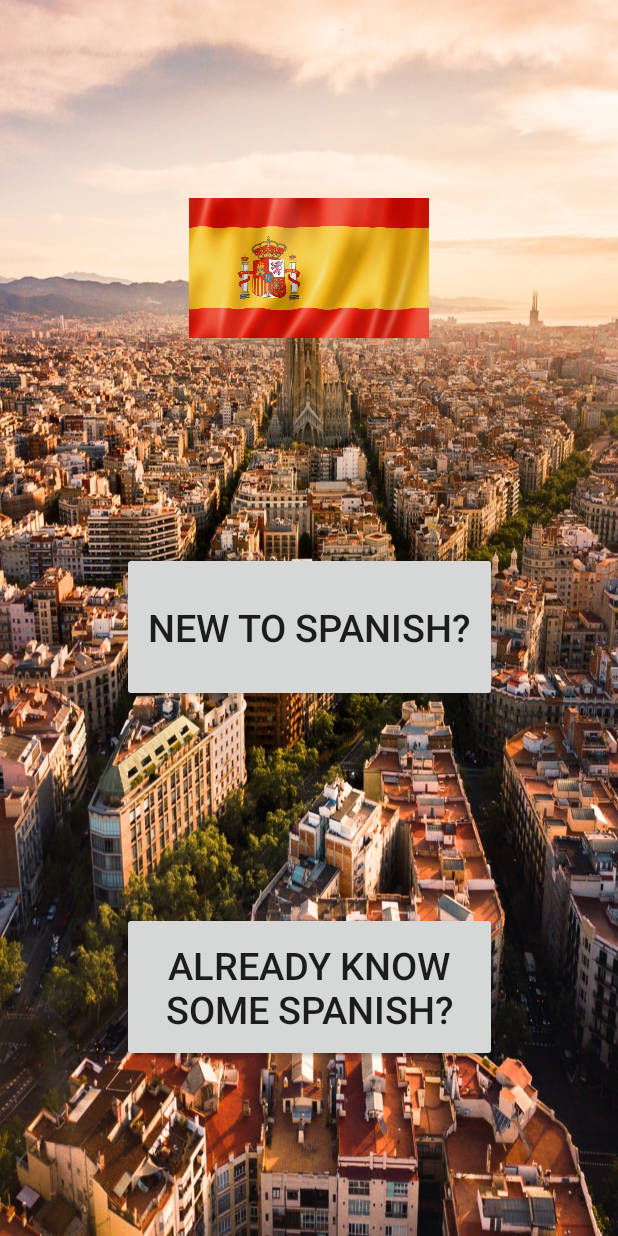
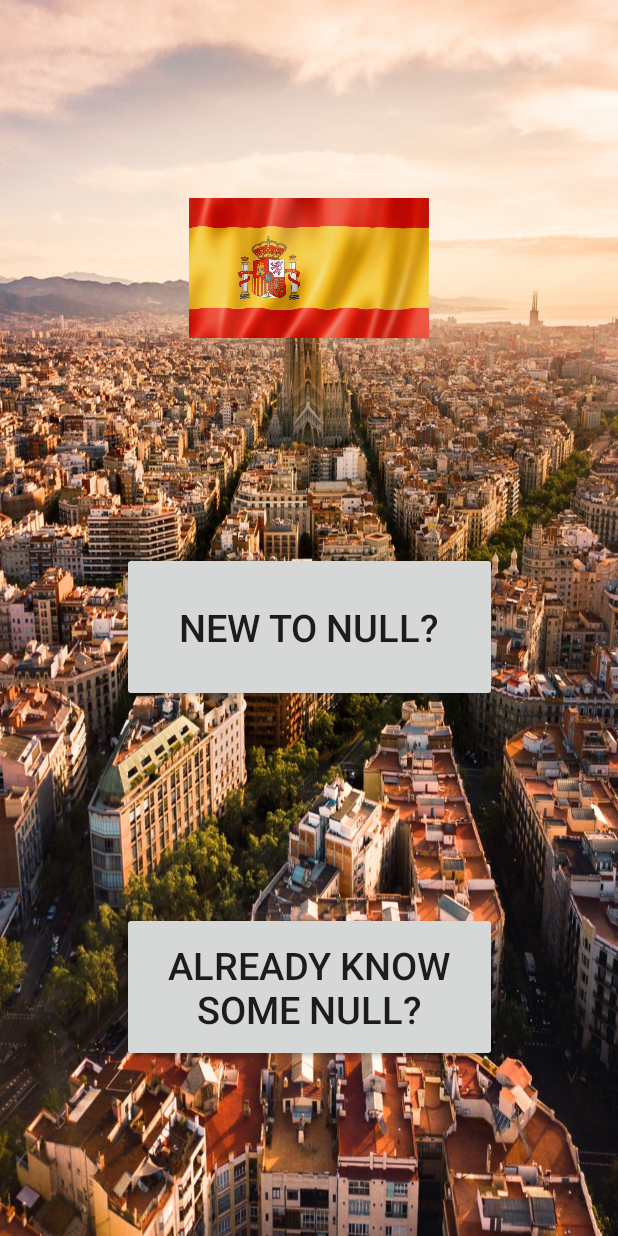
Before and after one commit to santiagolara2/poly12, an Android app: the Main2Activity screen opened directly, with no data from a screen before it, on a phone screen of 412 x 824 dp. Run offline under Robolectric (Android 15) with nearby library versions, the phone set to English and light mode, and no system bars.

Commit message:
added a new page and made titles dynamic

```diff
--- a/app/build.gradle
+++ b/app/build.gradle
@@ -22,6 +22,7 @@ dependencies {
     implementation fileTree(dir: 'libs', include: ['*.jar'])
     implementation 'com.android.support:appcompat-v7:28.0.0'
     implementation 'com.android.support.constraint:constraint-layout:1.1.3'
+    implementation 'com.android.support:design:28.0.0'
     testImplementation 'junit:junit:4.12'
     androidTestImplementation 'com.android.support.test:runner:1.0.2'
     androidTestImplementation 'com.android.support.test.espresso:espresso-core:3.0.2'
--- a/app/src/main/AndroidManifest.xml
+++ b/app/src/main/AndroidManifest.xml
@@ -9,6 +9,10 @@
         android:roundIcon="@mipmap/ic_launcher_round"
         android:supportsRtl="true"
         android:theme="@style/AppTheme">
+        <activity
+            android:name=".LanguageIntroActivity"
+            android:label="@string/title_activity_language_intro"
+            android:theme="@style/AppTheme.NoActionBar"></activity>
         <activity android:name=".MainActivity">
             <intent-filter>
                 <action android:name="android.intent.action.MAIN" />
@@ -17,7 +21,7 @@
             </intent-filter>
         </activity>
         <activity android:name=".Main2Activity" />
-        <activity android:name=".Main3Activity"></activity>
+        <activity android:name=".Main3Activity" />
     </application>
 
 </manifest>
--- a/app/src/main/java/com/example/santiagolara/poly12/Main2Activity.java
+++ b/app/src/main/java/com/example/santiagolara/poly12/Main2Activity.java
@@ -7,15 +7,31 @@ import android.view.View;
 import android.widget.Button;
 
 public class Main2Activity extends AppCompatActivity {
-    private Button button;
-
+    public static final String LANGUAGE_NAME = "com.example.santiagolara.poly12";
     @Override
     protected void onCreate(Bundle savedInstanceState) {
         super.onCreate(savedInstanceState);
         setContentView(R.layout.activity_main2);
 
-        button = (Button) findViewById(R.id.button2);
-        button.setOnClickListener(new View.OnClickListener() {
+        Intent intent = getIntent();
+        final String language = intent.getStringExtra(MainActivity.LANGUAGE_NAME);
+
+        Button newLanguage = (Button) findViewById(R.id.newLanguage);
+        newLanguage.setText("New to " + language +"?");
+
+        newLanguage.setOnClickListener(new View.OnClickListener() {
+            @Override
+            public void onClick(View view) {
+                Intent intent = new Intent(Main2Activity.this, LanguageIntroActivity.class);
+                intent.putExtra(LANGUAGE_NAME, language);
+                startActivity(intent);
+            }
+        });
+
+        Button knowLanguage = (Button) findViewById(R.id.knowLanguage);
+        knowLanguage.setText("Already know some " + language + "?");
+
+        knowLanguage.setOnClickListener(new View.OnClickListener() {
             @Override
             public void onClick(View v) {
                 openMain3Activity();
--- a/app/src/main/java/com/example/santiagolara/poly12/MainActivity.java
+++ b/app/src/main/java/com/example/santiagolara/poly12/MainActivity.java
@@ -12,13 +12,14 @@ import android.widget.Spinner;
 
 public class MainActivity extends AppCompatActivity {
     int currentItem = 0;
+    public static final String LANGUAGE_NAME = "com.example.santiagolara.poly12";
 
     @Override
     protected void onCreate(Bundle savedInstanceState) {
         super.onCreate(savedInstanceState);
         setContentView(R.layout.activity_main);
 
-        Spinner mySpinner = (Spinner) findViewById(R.id.spinner1);
+        final Spinner mySpinner = (Spinner) findViewById(R.id.spinner1);
 
         ArrayAdapter<String> myAdapter = new ArrayAdapter<String>(MainActivity.this,
             android.R.layout.simple_list_item_1, getResources().getStringArray(R.array.Languages));
@@ -32,7 +33,9 @@ public class MainActivity extends AppCompatActivity {
                 if(currentItem==position) {
                     return; //do nothing
                 }else{
+                    String language = mySpinner.getSelectedItem().toString();
                     Intent intent =  new Intent(MainActivity.this,Main2Activity.class);
+                    intent.putExtra(LANGUAGE_NAME, language);
                     startActivity(intent);
                 }
             }
--- a/app/src/main/res/layout/activity_main2.xml
+++ b/app/src/main/res/layout/activity_main2.xml
@@ -12,35 +12,33 @@
         android:layout_width="wrap_content"
         android:layout_height="93dp"
         android:layout_marginBottom="2dp"
-        app:layout_constraintBottom_toTopOf="@+id/button"
+        app:layout_constraintBottom_toTopOf="@+id/newLanguage"
         app:layout_constraintEnd_toEndOf="parent"
         app:layout_constraintStart_toStartOf="parent"
         app:layout_constraintTop_toTopOf="parent"
         app:srcCompat="@drawable/spanishflag" />
 
     <Button
-        android:id="@+id/button"
+        android:id="@+id/newLanguage"
         android:layout_width="250dp"
         android:layout_height="100dp"
         android:layout_marginStart="8dp"
         android:layout_marginTop="8dp"
         android:layout_marginEnd="8dp"
         android:layout_marginBottom="8dp"
-        android:text="New to Spanish?"
         android:textSize="25sp"
-        app:layout_constraintBottom_toTopOf="@+id/button2"
+        app:layout_constraintBottom_toTopOf="@+id/knowLanguage"
         app:layout_constraintEnd_toEndOf="parent"
         app:layout_constraintStart_toStartOf="parent"
         app:layout_constraintTop_toBottomOf="@+id/imageView2" />
 
     <Button
-        android:id="@+id/button2"
+        android:id="@+id/knowLanguage"
         android:layout_width="250dp"
         android:layout_height="100dp"
         android:layout_marginStart="8dp"
         android:layout_marginEnd="8dp"
         android:layout_marginBottom="116dp"
-        android:text="Already Know Some Spanish?"
         android:textSize="25sp"
         app:layout_constraintBottom_toBottomOf="parent"
         app:layout_constraintEnd_toEndOf="parent"
--- /dev/null
+++ b/app/src/main/res/values/dimens.xml
@@ -0,0 +1,3 @@
+<resources>
+    <dimen name="fab_margin">16dp</dimen>
+</resources>
--- a/app/src/main/res/values/strings.xml
+++ b/app/src/main/res/values/strings.xml
@@ -9,5 +9,6 @@
         <item> عربى (Arabic)</item>
         <item>Português (Portuguese)</item>
     </string-array>
+    <string name="title_activity_language_intro">LanguageIntroActivity</string>
 
 </resources>
--- a/app/src/main/res/values/styles.xml
+++ b/app/src/main/res/values/styles.xml
@@ -8,4 +8,13 @@
         <item name="colorAccent">@color/colorAccent</item>
     </style>
 
+    <style name="AppTheme.NoActionBar">
+        <item name="windowActionBar">false</item>
+        <item name="windowNoTitle">true</item>
+    </style>
+
+    <style name="AppTheme.AppBarOverlay" parent="ThemeOverlay.AppCompat.Dark.ActionBar" />
+
+    <style name="AppTheme.PopupOverlay" parent="ThemeOverlay.AppCompat.Light" />
+
 </resources>
--- a/build.gradle
+++ b/build.gradle
@@ -7,7 +7,7 @@ buildscript {
         jcenter()
     }
     dependencies {
-        classpath 'com.android.tools.build:gradle:3.2.1'
+        classpath 'com.android.tools.build:gradle:3.5.2'
 
 
         // NOTE: Do not place your application dependencies here; they belong
```
Also changed, not shown: app/src/main/java/com/example/santiagolara/poly12/LanguageIntroActivity.java (added, +37 -0 lines), app/src/main/res/layout/activity_language_intro.xml (added, +66 -0 lines), app/src/main/res/layout/content_language_intro.xml (added, +11 -0 lines), gradle/wrapper/gradle-wrapper.properties.
